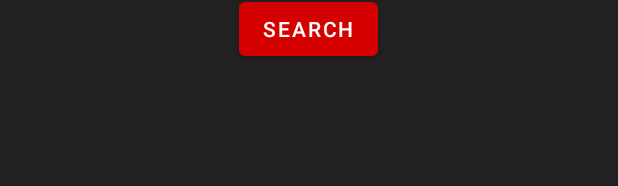
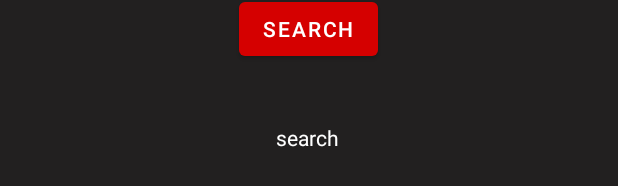
Before and after one commit to kingleomayank07/HlsExoPlayer, an Android app: the layout activity_twitch_activty.xml on its own in the app's theme, with its tools: preview values and no code run, on a phone screen of 412 x 824 dp. Shown: the part 734-920 px from the top of the screen. Run offline under Robolectric (Android 15) with nearby library versions, the phone set to English and light mode, and no system bars; plain views replace PlayerView.

```diff
--- a/Exoplayer/build.gradle
+++ b/Exoplayer/build.gradle
@@ -33,7 +33,7 @@ dependencies {
     implementation "org.jetbrains.kotlin:kotlin-stdlib:$kotlin_version"
     implementation 'androidx.core:core-ktx:1.3.2'
     implementation 'androidx.appcompat:appcompat:1.2.0'
-    implementation "com.google.android.exoplayer:extension-okhttp:2.10.3"
+    implementation "com.google.android.exoplayer:extension-okhttp:2.12.0"
     implementation "com.google.android.exoplayer:exoplayer:2.12.0"
     implementation "com.squareup.retrofit2:retrofit:$retrofit_version"
     implementation "com.squareup.retrofit2:adapter-rxjava2:$retrofit_version"
--- a/Exoplayer/src/main/java/com/naseeb/exoplayer/ExoPlayerInstanceManagerImpl.kt
+++ b/Exoplayer/src/main/java/com/naseeb/exoplayer/ExoPlayerInstanceManagerImpl.kt
@@ -17,8 +17,8 @@ class ExoPlayerInstanceManagerImpl private constructor(c: Context) : ExoPlayerIn
     private var single: SimpleExoPlayer? = null
     private val MIN_BUFFER = 2000
     private val MAX_BUFFER = 6000
-    private val BUFFER_PLAYBACK = 1000
-    private val BUFFER_PLAYBACK_RE_BUFFER = 1000
+    private val BUFFER_PLAYBACK = 2000
+    private val BUFFER_PLAYBACK_RE_BUFFER = 2000
 
     @Synchronized
     override fun destroy() {
--- a/app/src/main/java/com/example/samplehlsplayer/ui/TwitchActivity.kt
+++ b/app/src/main/java/com/example/samplehlsplayer/ui/TwitchActivity.kt
@@ -265,7 +265,7 @@ class TwitchActivity : AppCompatActivity(), IPlayer.PlayerCallback {
         } catch (e: IOException) {
             count++
             if (count <= 5) {
-                getTwitchToken(this.mChannelName)
+                getTwitchToken(mChannelName)
             } else {
                 Coroutines.main {
                     Toast.makeText(this, "Stream offline.", Toast.LENGTH_SHORT).show()
--- a/app/src/main/res/layout/activity_twitch_activty.xml
+++ b/app/src/main/res/layout/activity_twitch_activty.xml
@@ -82,4 +82,17 @@
         app:layout_constraintTop_toBottomOf="@+id/pg"
         app:layout_constraintVertical_bias="0.143" />
 
+    <TextView
+        android:id="@+id/time"
+        android:layout_width="wrap_content"
+        android:layout_height="wrap_content"
+        android:text="search"
+        android:textColor="@color/white"
+        app:layout_constraintBottom_toBottomOf="parent"
+        app:layout_constraintEnd_toEndOf="parent"
+        app:layout_constraintHorizontal_bias="0.498"
+        app:layout_constraintStart_toStartOf="parent"
+        app:layout_constraintTop_toBottomOf="@+id/search"
+        app:layout_constraintVertical_bias="0.143" />
+
 </androidx.constraintlayout.widget.ConstraintLayout>
```
Also changed, not shown: Exoplayer/src/main/java/com/naseeb/exoplayer/PlayerImpl.kt (+3 -12 lines), Exoplayer/src/main/java/com/naseeb/exoplayer/PlayerInterceptor.kt (+17 -8 lines).
